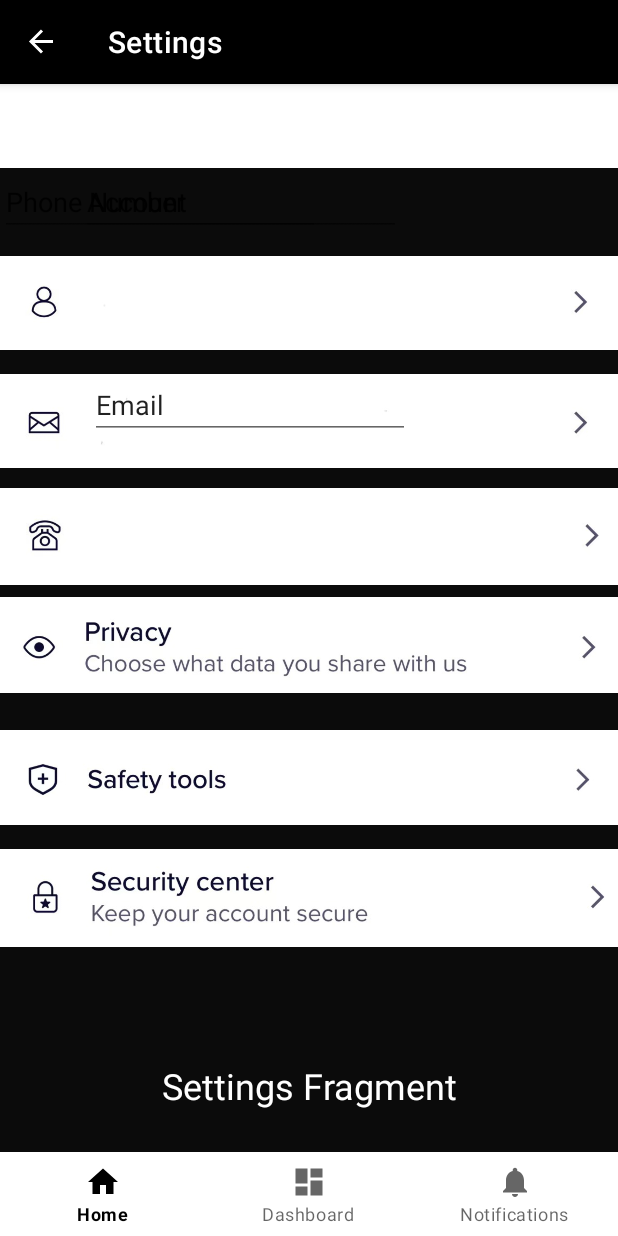
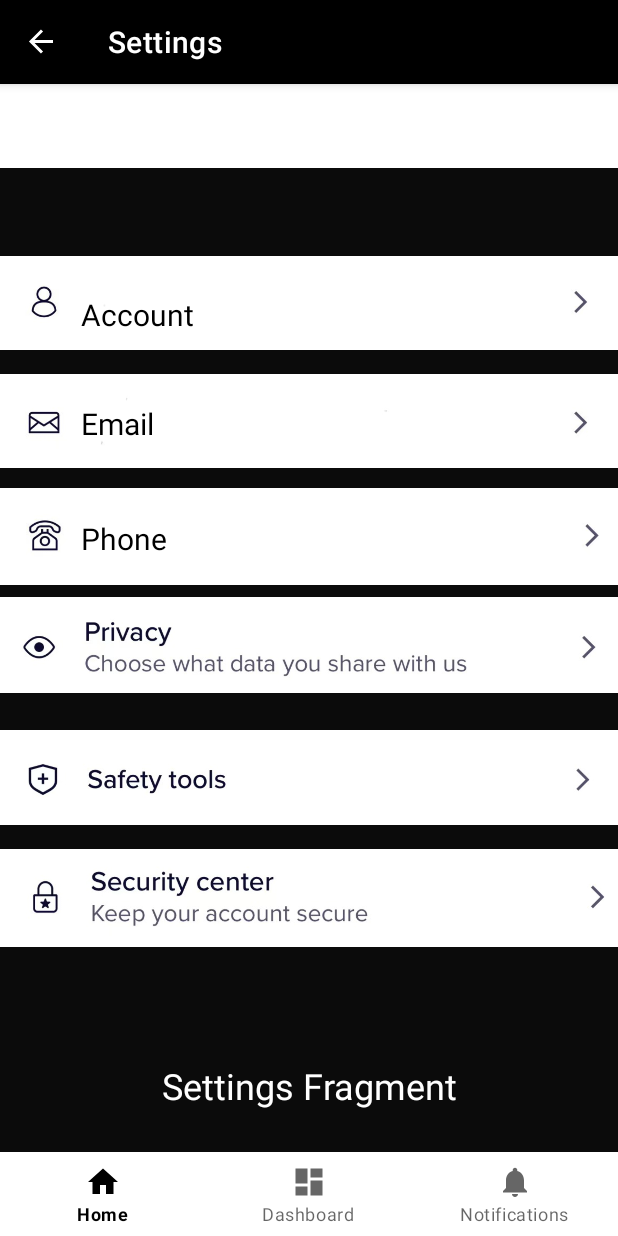
Before and after one commit to arilui/PrimeAero, an Android app: the SettingsFragment screen opened through its navigation route, on a phone screen of 412 x 824 dp. Run offline under Robolectric (Android 15) with nearby library versions, the phone set to English and light mode, and no system bars; our stand-ins replace navigation-ui.

Commit message:
update to fragment_settings
changed some formatting

```diff
--- a/app/src/main/res/layout/fragment_settings.xml
+++ b/app/src/main/res/layout/fragment_settings.xml
@@ -68,6 +68,34 @@
         app:layout_constraintTop_toTopOf="parent"
         app:layout_constraintVertical_bias="0.291" />
 
+    <TextView
+        android:id="@+id/accountText2"
+        android:layout_width="96dp"
+        android:layout_height="32dp"
+        android:text="Email"
+        android:textColor="@color/black"
+        android:textSize="20sp"
+        app:layout_constraintBottom_toBottomOf="parent"
+        app:layout_constraintEnd_toEndOf="parent"
+        app:layout_constraintHorizontal_bias="0.171"
+        app:layout_constraintStart_toStartOf="parent"
+        app:layout_constraintTop_toTopOf="parent"
+        app:layout_constraintVertical_bias="0.23" />
+
+    <TextView
+        android:id="@+id/accountText3"
+        android:layout_width="96dp"
+        android:layout_height="32dp"
+        android:text="Phone"
+        android:textColor="@color/black"
+        android:textSize="20sp"
+        app:layout_constraintBottom_toBottomOf="parent"
+        app:layout_constraintEnd_toEndOf="parent"
+        app:layout_constraintHorizontal_bias="0.171"
+        app:layout_constraintStart_toStartOf="parent"
+        app:layout_constraintTop_toTopOf="parent"
+        app:layout_constraintVertical_bias="0.343" />
+
     <ImageView
         android:id="@+id/imageView7"
         android:layout_width="422dp"
@@ -91,39 +119,18 @@
         app:layout_constraintTop_toTopOf="parent"
         app:layout_constraintVertical_bias="0.734" />
 
-    <EditText
-        android:id="@+id/editTextText2"
-        android:layout_width="wrap_content"
-        android:layout_height="wrap_content"
-        android:ems="10"
-        android:inputType="text"
+    <TextView
+        android:id="@+id/accountText"
+        android:layout_width="76dp"
+        android:layout_height="23dp"
         android:text="Account"
-        app:layout_constraintEnd_toEndOf="@+id/imageView5"
-        app:layout_constraintHorizontal_bias="0.273"
-        app:layout_constraintStart_toStartOf="parent"
-        tools:layout_editor_absoluteY="67dp" />
-
-    <EditText
-        android:id="@+id/editTextText3"
-        android:layout_width="wrap_content"
-        android:layout_height="wrap_content"
-        android:layout_marginStart="60dp"
-        android:ems="10"
-        android:inputType="text"
-        android:text="Email"
+        android:textColor="@color/black"
+        android:textSize="20sp"
         app:layout_constraintBottom_toBottomOf="parent"
+        app:layout_constraintEnd_toEndOf="parent"
+        app:layout_constraintHorizontal_bias="0.161"
         app:layout_constraintStart_toStartOf="parent"
         app:layout_constraintTop_toTopOf="parent"
-        app:layout_constraintVertical_bias="0.203" />
-
-    <EditText
-        android:id="@+id/editTextText4"
-        android:layout_width="wrap_content"
-        android:layout_height="wrap_content"
-        android:ems="10"
-        android:inputType="text"
-        android:text="Phone Number"
-        tools:layout_editor_absoluteX="63dp"
-        tools:layout_editor_absoluteY="255dp" />
+        app:layout_constraintVertical_bias="0.122" />
 
 </androidx.constraintlayout.widget.ConstraintLayout>
```
